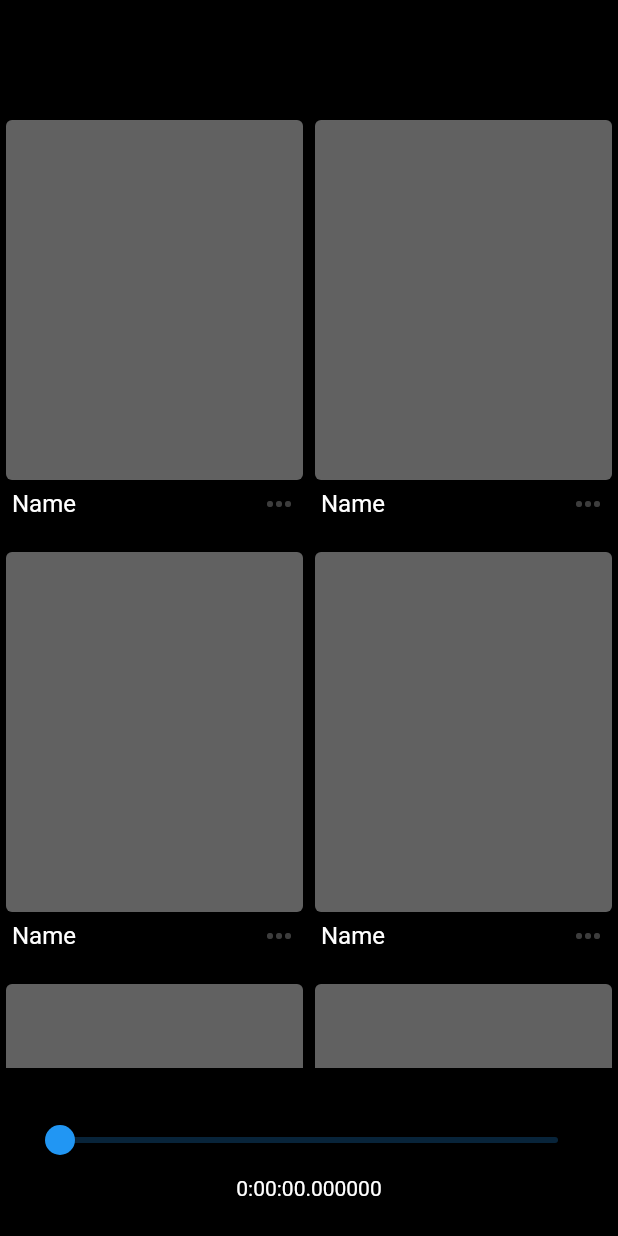
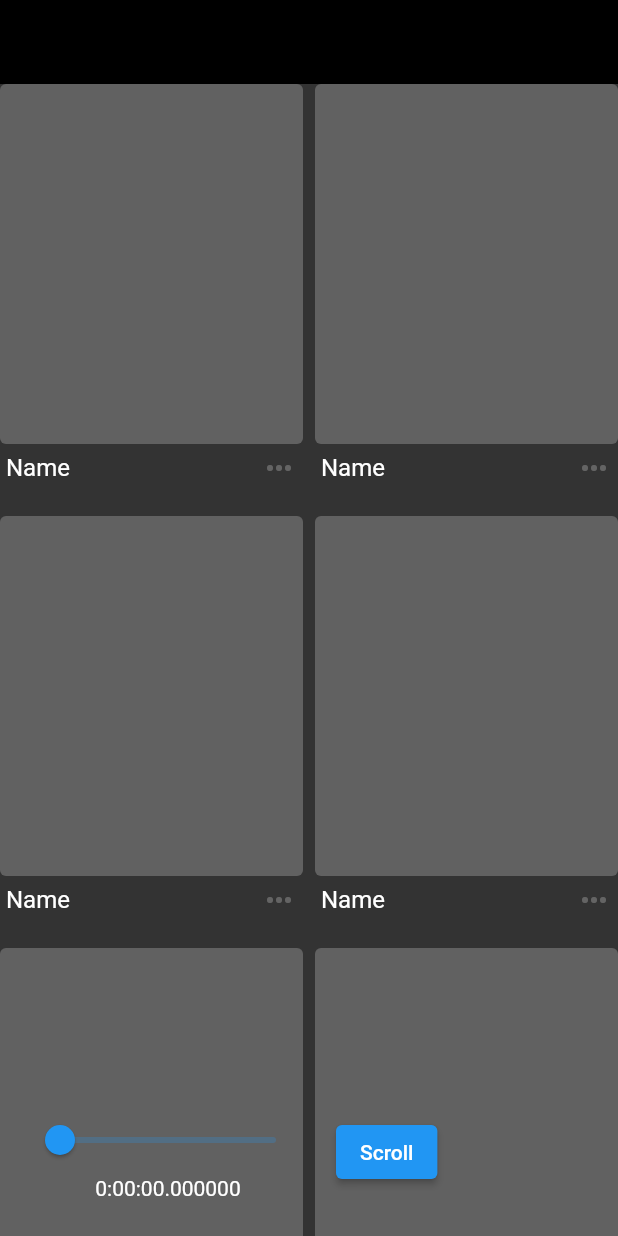
Before and after one commit to briankariuki/flutter-widget-explorations, a Flutter app: the OpenCardPage screen opened directly, on a phone screen of 412 x 824 dp. Run offline on Flutter 3.47's test engine with Material 2 defaults, Android fonts, the phone set to English and light mode, and no system bars; our stand-ins replace cached_network_image, rxdart, stream_transform.

Commit message:
remove unused /commented out code

```diff
--- a/lib/open_card/open_card_page.dart
+++ b/lib/open_card/open_card_page.dart
@@ -23,8 +23,15 @@ class _OpenCardPageState extends State<OpenCardPage> with SingleTickerProviderSt
 
   OpenCard? selectedCard;
 
-  Offset startOffset = Offset.zero;
-  Offset endOffset = Offset.zero;
+  Offset overlayStartOffset = Offset.zero;
+  Offset gridStartOffset = Offset.zero;
+  Offset overlayEndOffset = Offset.zero;
+
+  final GlobalObjectKey overlayCardKey = const GlobalObjectKey("overlay-card-key");
+
+  final cardHeight = 280.0;
+  final cardImageHeight = 240.0;
+  double scrollOffset = 0.0;
 
   @override
   void initState() {
@@ -39,47 +46,112 @@ class _OpenCardPageState extends State<OpenCardPage> with SingleTickerProviderSt
       vsync: this,
       duration: const Duration(milliseconds: 300),
     );
+    animationController.addListener(listener);
   }
 
   @override
   void dispose() {
     scrollController.dispose();
+    animationController
+      ..removeListener(listener)
+      ..dispose();
 
     super.dispose();
   }
 
-  void openCard(
-    OpenCard card,
-  ) {
+  void openCard(OpenCard card, int index, double scale, double cardWidth) {
     WidgetsBinding.instance.addPostFrameCallback((_) {
       final obj = card.key.currentContext?.findRenderObject() as RenderBox;
 
       final pos = obj.localToGlobal(Offset.zero);
 
+      final size = MediaQuery.of(context).size;
+
+      Offset _overlayStartOffset = Offset.zero;
+
+      Offset _gridStartOffset = Offset.zero;
+
+      //final _posTopCenter = Offset(pos.dx + (obj.size.width / 2), pos.dy - kToolbarHeight + (obj.size.height / 2));
+      final _posTopLeft = Offset(pos.dx, pos.dy - kToolbarHeight);
+      final _posTopRight = Offset(pos.dx + obj.size.width, pos.dy - kToolbarHeight);
+      final _posBottomRight = Offset(pos.dx + obj.size.width, pos.dy - kToolbarHeight + (obj.size.height));
+      final _posBottomLeft = Offset(pos.dx, pos.dy - kToolbarHeight + (obj.size.height));
+
+      final _inTopLeftQuad = _posBottomLeft.dy < (size.height / 2) && _posBottomLeft.dx < (size.width / 2);
+      final _inTopRightQuad = _posBottomLeft.dy < (size.height / 2) && _posBottomLeft.dx > (size.width / 2);
+      final _inBottomLeftQuad = _posBottomLeft.dy > (size.height / 2) && _posBottomLeft.dx < (size.width / 2);
+      final _inBottomRightQuad = _posBottomLeft.dy > (size.height / 2) && _posBottomLeft.dx > (size.width / 2);
+
+      if (_inTopLeftQuad) {
+        print("is in _inTopLeftQuad");
+
+        _overlayStartOffset = _posTopLeft;
+
+        _gridStartOffset = _posTopLeft;
+      }
+      if (_inTopRightQuad) {
+        print("is in _inTopRightQuad");
+
+        _overlayStartOffset = _posTopLeft;
+
+        _gridStartOffset = _posTopRight;
+      }
+      if (_inBottomLeftQuad) {
+        print("is in _inBottomLeftQuad");
+        _gridStartOffset = _posBottomLeft;
+
+        _overlayStartOffset = _posTopLeft;
+      }
+      if (_inBottomRightQuad) {
+        print("is in _inBottomRightQuad");
+
+        _gridStartOffset = _posBottomRight;
+
+        _overlayStartOffset = _posTopLeft;
+      }
+
+      final _overlayEndOffset = Offset(0, scale * (_overlayStartOffset.dy - _gridStartOffset.dy) + _gridStartOffset.dy + kToolbarHeight);
+
       setState(() {
         selectedCard = card;
-        startOffset = Offset(pos.dx, pos.dy);
-      });
+        overlayStartOffset = _overlayStartOffset;
+        overlayEndOffset = _overlayEndOffset;
+        gridStartOffset = _gridStartOffset;
+        scrollOffset = _overlayEndOffset.dy / ((size.width) / (cardWidth));
       });
 
-    animationController.forward();
+      print("overlayStart $overlayStartOffset");
+      print("gridStart $gridStartOffset");
+      print("overlayEnd $_overlayEndOffset");
+    });
+
+    //animationController.forward();
   }
 
   void closeCard() {
-    animationController.reverse().whenComplete(
-          () => setState(
-            () {
-              selectedCard = null;
-            },
-          ),
-        );
+    animationController.reverse();
+    // animationController.reverse().whenComplete(
+    //       () => setState(
+    //         () {
+    //           selectedCard = null;
+    //         },
+    //       ),
+    //     );
+  }
+
+  void listener() {
+    scrollController.jumpTo(lerpDouble(
+      0,
+      scrollOffset,
+      Curves.easeInOut.transform(animationController.value),
+    )!);
   }
 
   @override
   Widget build(BuildContext context) {
     final size = MediaQuery.of(context).size;
 
-    final cardWidth = (size.width / 2) - 16.0 + 8.0;
+    final cardWidth = (size.width / 2) - 4.0;
     return Scaffold(
       backgroundColor: Colors.black,
       extendBodyBehindAppBar: true,
@@ -96,50 +168,72 @@ class _OpenCardPageState extends State<OpenCardPage> with SingleTickerProviderSt
       body: Column(
         children: [
           Expanded(
-            child: SafeArea(
             child: Stack(
               children: [
-                  ScrollConfiguration(
+                SafeArea(
+                  child: ScrollConfiguration(
                     behavior: CustomScrollBehavior(),
+                    child: AnimatedBuilder(
+                      animation: animationController,
+                      builder: (_, child) {
+                        return Transform(
+                          origin: Offset(
+                            gridStartOffset.dx,
+                            gridStartOffset.dy,
+                          ),
+                          transform: Matrix4.identity()
+                            ..scale(
+                              lerpDouble(
+                                1,
+                                (size.width) / (cardWidth),
+                                Curves.easeInOut.transform(animationController.value),
+                              ),
+                            ),
+                          child: child,
+                        );
+                      },
+                      child: Stack(
+                        children: [
+                          Container(
+                            color: Colors.white.withOpacity(0.2),
                             child: GridView.builder(
                               controller: scrollController,
-                      padding: const EdgeInsets.symmetric(horizontal: 4.0, vertical: 24.0),
+                              //padding: const EdgeInsets.symmetric(horizontal: 4.0),
                               shrinkWrap: true,
                               itemCount: _cards.length,
-                      gridDelegate: const SliverGridDelegateWithFixedCrossAxisCount(
+                              gridDelegate: SliverGridDelegateWithFixedCrossAxisCount(
                                 crossAxisCount: 2,
                                 crossAxisSpacing: 8.0,
                                 mainAxisSpacing: 8.0,
-                        mainAxisExtent: 280.0,
+                                mainAxisExtent: cardHeight,
                               ),
                               itemBuilder: (_, index) {
                                 final item = _cards[index];
                                 return Column(
                                   crossAxisAlignment: CrossAxisAlignment.stretch,
                                   children: [
-                            Stack(
-                              children: [
                                     AnimatedBuilder(
                                       animation: animationController,
                                       builder: (_, child) {
                                         return Opacity(
-                                      opacity: selectedCard?.key == item.key
+                                          opacity: selectedCard?.key.value == item.key.value
                                               ? lerpDouble(
                                                   1,
-                                              0,
+                                                  1,
                                                   Curves.easeInOut.transform(const Interval(0.000, 0.100).transform(animationController.value)),
                                                 )!
                                               : 1,
                                           child: child,
                                         );
                                       },
-                                  child: Container(
+                                      child: Stack(
+                                        children: [
+                                          Container(
                                             key: item.key,
-                                    height: 240.0,
+                                            height: cardImageHeight,
                                             decoration: BoxDecoration(
                                               color: Colors.grey[700],
                                               borderRadius: BorderRadius.circular(4.0),
-                                    ),
                                             ),
                                           ),
                                           Positioned.fill(
@@ -147,9 +241,7 @@ class _OpenCardPageState extends State<OpenCardPage> with SingleTickerProviderSt
                                               color: Colors.transparent,
                                               child: InkWell(
                                                 onTap: () {
-                                        openCard(
-                                          item,
-                                        );
+                                                  openCard(item, index, (size.width) / (cardWidth), cardWidth);
                                                 },
                                                 highlightColor: Colors.white.withOpacity(0.08),
                                                 splashColor: Colors.white.withOpacity(0.06),
@@ -157,6 +249,7 @@ class _OpenCardPageState extends State<OpenCardPage> with SingleTickerProviderSt
                                             ),
                                           )
                                         ],
+                                      ),
                                     ),
                                     Padding(
                                       padding: const EdgeInsets.symmetric(horizontal: 4.0, vertical: 4.0),
@@ -181,60 +274,36 @@ class _OpenCardPageState extends State<OpenCardPage> with SingleTickerProviderSt
                               },
                             ),
                           ),
-                  //selectedCard != null
-                  Column(
-                    children: [
                           AnimatedBuilder(
                             animation: animationController,
-                        builder: (_, child) {
-                          return Opacity(
+                            builder: (context, child) {
+                              return Positioned(
+                                key: overlayCardKey,
+                                top: overlayStartOffset.dy -
+                                    lerpDouble(
+                                      0,
+                                      scrollOffset,
+                                      Curves.easeInOut.transform(animationController.value),
+                                    )!,
+                                left: overlayStartOffset.dx,
+                                child: Opacity(
                                   opacity: lerpDouble(
                                     0,
                                     1,
                                     Curves.easeInOut.transform(const Interval(0.000, 0.050).transform(animationController.value)),
                                   )!,
-                            child: Transform(
-                              //alignment: Alignment.center,
-                              transform: Matrix4.identity()
-                                ..translate(
-                                  lerpDouble(
-                                    startOffset.dx,
-                                    endOffset.dx,
-                                    Curves.easeInOut.transform(animationController.value),
-                                  )!,
-                                  lerpDouble(
-                                    startOffset.dy - kToolbarHeight,
-                                    endOffset.dy,
-                                    Curves.easeInOut.transform(animationController.value),
-                                  )!,
-                                  0,
-                                ),
-                              // ..scale(
-                              //   lerpDouble(
-                              //     0.5,
-                              //     1,
-                              //     Curves.easeInOut.transform(animationController.value),
-                              //   ),
-                              // ),
-                              child: SizedBox(
-                                height: lerpDouble(
-                                  240,
-                                  size.height / 2,
-                                  Curves.easeInOut.transform(animationController.value),
-                                ),
-                                width: lerpDouble(
-                                  cardWidth,
-                                  size.width,
-                                  Curves.easeInOut.transform(animationController.value),
-                                ),
-                                child: child,
-                              ),
+                                  child: child!,
                                 ),
                               );
                             },
+                            child: Column(
+                              children: [
+                                SizedBox(
+                                  height: cardImageHeight,
+                                  width: cardWidth,
                                   child: Container(
                                     decoration: BoxDecoration(
-                            color: Colors.grey[700],
+                                      color: Colors.grey[500],
                                       borderRadius: BorderRadius.circular(4.0),
                                     ),
                                     child: Stack(
@@ -255,16 +324,35 @@ class _OpenCardPageState extends State<OpenCardPage> with SingleTickerProviderSt
                                   ),
                                 )
                               ],
-                  )
-                  // : const SizedBox.shrink(),
+                            ),
+                          ),
                         ],
                       ),
                     ),
                   ),
+                ),
+                Positioned(
+                  bottom: 0.0,
+                  left: 0.0,
+                  right: 0.0,
+                  child: Row(
+                    children: [
                       AnimationSlider(
                         onChanged: (value) => animationController.value = value,
                         controller: animationController,
+                      ),
+                      ElevatedButton(
+                        onPressed: () {
+                          scrollController.animateTo(38.0, duration: const Duration(milliseconds: 150), curve: Curves.bounceIn);
+                        },
+                        child: const Text('Scroll'),
                       )
+                    ],
+                  ),
+                ),
+              ],
+            ),
+          ),
         ],
       ),
     );
```
Lines whose indentation alone changed are shown as unchanged.
